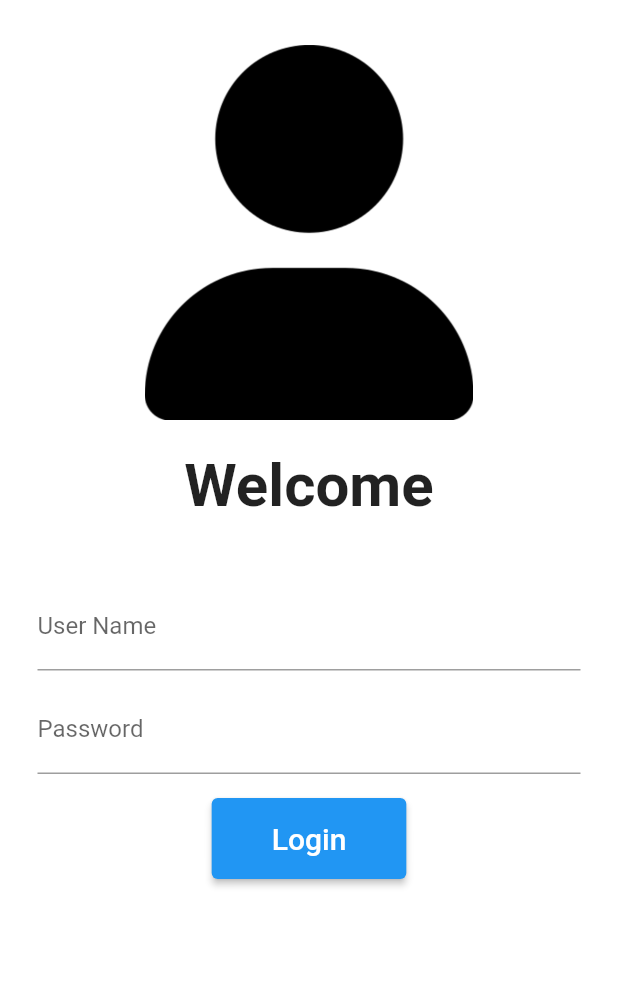
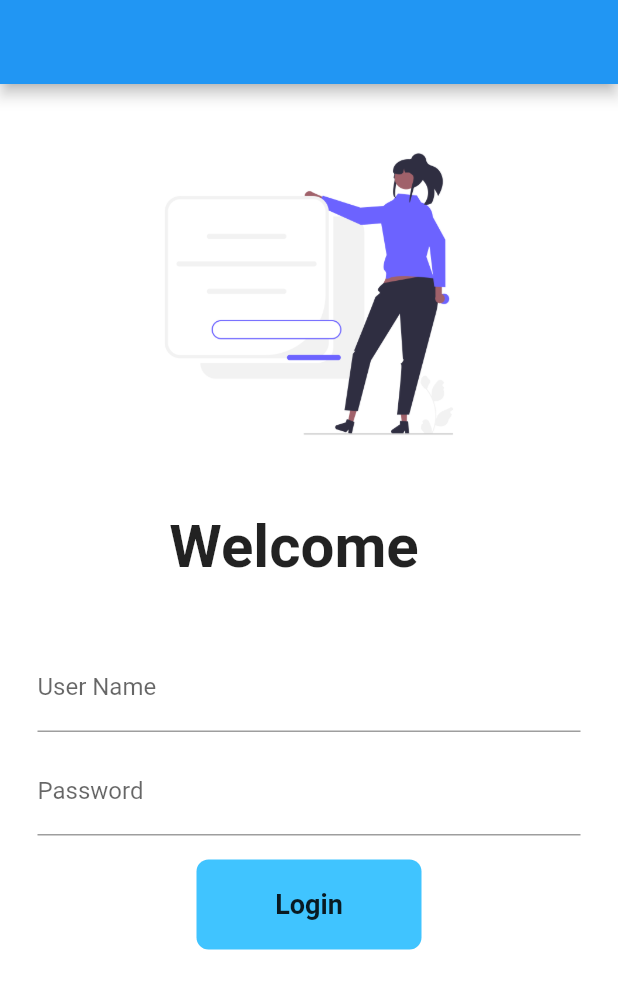
Before and after one commit to unique-gautam-yadav/Learn-Flutter, a Flutter app: the screen it shows after launch, on a phone screen of 412 x 824 dp. Shown: the top 989 px of the screen. Run offline on Flutter 3.47's test engine with Material 2 defaults, Android fonts, the phone set to English and light mode, and no system bars.

Commit message:
Day 5 Completed

```diff
--- a/lib/Pages/Home.dart
+++ b/lib/Pages/Home.dart
@@ -20,7 +20,23 @@ class Home extends StatelessWidget {
           style: TextStyle(fontWeight: FontWeight.bold),
         ),
       ),
-      drawer: Drawer(),
+      drawer: Drawer(
+        backgroundColor: Colors.blue[50],
+        child: Center(
+          child: InkWell(
+            onTap: () {
+              Navigator.pop(context);
+              Navigator.pop(context);
+            },
+            child: Container(
+              height: 40,
+              color: Colors.blue[200],
+              alignment: Alignment.center,
+              child: Text("Log Out"),
+            ),
+          ),
+        ),
+      ),
     );
   }
 }
--- /dev/null
+++ b/lib/Pages/Login2.dart
@@ -0,0 +1,105 @@
+import 'package:flutter/material.dart';
+
+import '../utils/MyRoutes.dart';
+
+class Login2 extends StatefulWidget {
+  const Login2({Key? key}) : super(key: key);
+
+  @override
+  State<Login2> createState() => _Login2State();
+}
+
+class _Login2State extends State<Login2> {
+  String _name = "";
+  bool _pressedbutton = false;
+  @override
+  Widget build(BuildContext context) {
+    return Scaffold(
+      backgroundColor: Colors.white,
+      appBar: AppBar(),
+      // ignore: prefer_const_constructors
+      body: Material(
+        color: Colors.white,
+        child: SingleChildScrollView(
+          child: Column(
+            children: [
+              const SizedBox(height: 15),
+              Image.asset(
+                "assets/images/login.png",
+                fit: BoxFit.cover,
+                height: 250,
+              ),
+              const SizedBox(
+                height: 20,
+              ),
+              Text(
+                "Welcome  $_name",
+                style:
+                    const TextStyle(fontSize: 40, fontWeight: FontWeight.bold),
+              ),
+              const SizedBox(
+                height: 25,
+              ),
+              Padding(
+                  padding: const EdgeInsets.fromLTRB(25, 16, 25, 16),
+                  child: Column(children: [
+                    TextFormField(
+                      onChanged: (value) {
+                        _name = value;
+                        setState(() {});
+                      },
+                      decoration: const InputDecoration(
+                          labelText: "User Name",
+                          hintText: "Enter Your Username Here"),
+                    ),
+                    const SizedBox(
+                      height: 10,
+                    ),
+                    TextFormField(
+                      obscureText: true,
+                      decoration: const InputDecoration(
+                          labelText: "Password",
+                          hintText: "Enter Your Password"),
+                    )
+                  ])),
+              InkWell(
+                onTap: () async {
+                  setState(() {
+                    _pressedbutton = true;
+                  });
+                  await Future.delayed(const Duration(milliseconds: 800));
+                  Navigator.pushNamed(context, MyRoutes.HomeRoute);
+                  await Future.delayed(const Duration(milliseconds: 300));
+                  setState(() {
+                    _pressedbutton = false;
+                  });
+                },
+                child: AnimatedContainer(
+                  duration: const Duration(milliseconds: 750),
+                  height: _pressedbutton ? 60 : 60,
+                  width: _pressedbutton ? 60 : 150,
+                  alignment: Alignment.center,
+                  child: _pressedbutton
+                      ? const Icon(
+                          Icons.done,
+                          color: Colors.white,
+                          size: 50,
+                        )
+                      : const Text(
+                          "Login",
+                          style: TextStyle(
+                              fontWeight: FontWeight.bold, fontSize: 18),
+                        ),
+                  decoration: BoxDecoration(
+                      color: Colors.lightBlueAccent,
+                      borderRadius:
+                          BorderRadius.circular(_pressedbutton ? 60 : 8)),
+                ),
+              ),
+            ],
+          ),
+        ),
+      ),
+    );
+  }
+}
--- a/lib/main.dart
+++ b/lib/main.dart
@@ -1,5 +1,6 @@
 import 'package:first_app/Pages/Home.dart';
 import 'package:first_app/Pages/Login.dart';
+import 'Pages/Login2.dart';
 import 'package:first_app/utils/MyRoutes.dart';
 import 'package:flutter/material.dart';
 
@@ -13,14 +14,16 @@ class App extends StatelessWidget {
   @override
   Widget build(BuildContext context) {
     return MaterialApp(
-      themeMode: ThemeMode.system,
-      darkTheme: ThemeData(primaryColor: Colors.black),
-      theme: ThemeData(
-          brightness: Brightness.light, primaryColor: Colors.deepPurpleAccent),
-      initialRoute: "/login",
+      // // debugShowCheckedModeBanner: false,
+      // themeMode: ThemeMode.system,
+      // darkTheme: ThemeData(primaryColor: Colors.black),
+      // theme: ThemeData(
+      //     brightness: Brightness.light, primaryColor: Colors.deepPurpleAccent),
+      initialRoute: "/login2",
       routes: {
         MyRoutes.HomeRoute: (context) => Home(),
-        MyRoutes.LoginRoute: (context) => Login()
+        MyRoutes.LoginRoute: (context) => Login(),
+        MyRoutes.Login2Route: (context) => Login2()
       },
     );
   }
--- a/lib/utils/MyRoutes.dart
+++ b/lib/utils/MyRoutes.dart
@@ -2,4 +2,5 @@ class MyRoutes {
   static String LoginRoute = "/login";
   static String HomeRoute = "/home";
   static String RootRoute = "/";
+  static String Login2Route = "/login2";
 }
```
Also changed, not shown: assets/images/login.png (added), assets/images/user2.png (added).
